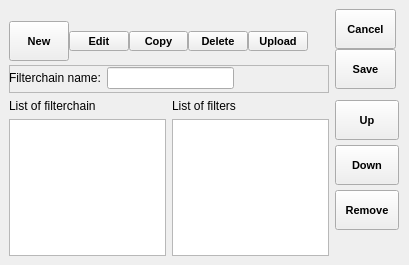
Old version of the form SeaGoatVision/client/qt/uifiles/WinFilterChain.ui in the repository Octets/SeaGoatVision.
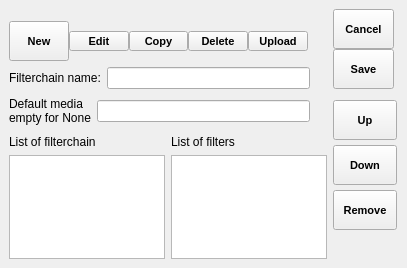
New version of the form. Icons and pictures are not drawn.

Commit message: Qt: manage default_media into WinFilterChain. Manager: replace get_filter_list_from_filterchain to get_filterchain_info

```diff
--- a/SeaGoatVision/client/qt/uifiles/WinFilterChain.ui
+++ b/SeaGoatVision/client/qt/uifiles/WinFilterChain.ui
@@ -6,14 +6,14 @@
    <rect>
     <x>0</x>
     <y>0</y>
-    <width>409</width>
-    <height>265</height>
+    <width>407</width>
+    <height>268</height>
    </rect>
   </property>
   <property name="minimumSize">
    <size>
     <width>407</width>
-    <height>265</height>
+    <height>268</height>
    </size>
   </property>
   <property name="features">
@@ -263,28 +263,30 @@
         <property name="minimumSize">
          <size>
           <width>0</width>
-          <height>28</height>
+          <height>64</height>
          </size>
         </property>
         <property name="autoFillBackground">
          <bool>false</bool>
         </property>
         <property name="frameShape">
-         <enum>QFrame::StyledPanel</enum>
+         <enum>QFrame::NoFrame</enum>
         </property>
         <property name="frameShadow">
-         <enum>QFrame::Raised</enum>
+         <enum>QFrame::Plain</enum>
         </property>
         <widget class="QWidget" name="layoutWidget">
          <property name="geometry">
           <rect>
            <x>0</x>
            <y>0</y>
-           <width>225</width>
-           <height>26</height>
+           <width>301</width>
+           <height>64</height>
           </rect>
          </property>
-         <layout class="QHBoxLayout" name="horizontalLayout">
+         <layout class="QVBoxLayout" name="verticalLayout_5">
+          <item>
+           <layout class="QHBoxLayout" name="horizontalLayout_3">
           <item>
            <widget class="QLabel" name="label">
             <property name="text">
@@ -294,6 +296,23 @@
           </item>
           <item>
            <widget class="QLineEdit" name="filterchainEdit"/>
+            </item>
+           </layout>
+          </item>
+          <item>
+           <layout class="QHBoxLayout" name="horizontalLayout">
+            <item>
+             <widget class="QLabel" name="label_4">
+              <property name="text">
+               <string>Default media
+empty for None</string>
+              </property>
+             </widget>
+            </item>
+            <item>
+             <widget class="QLineEdit" name="media_default_edit"/>
+            </item>
+           </layout>
           </item>
          </layout>
         </widget>
```
Lines whose indentation alone changed are shown as unchanged. The commit also changes 9 other files.
